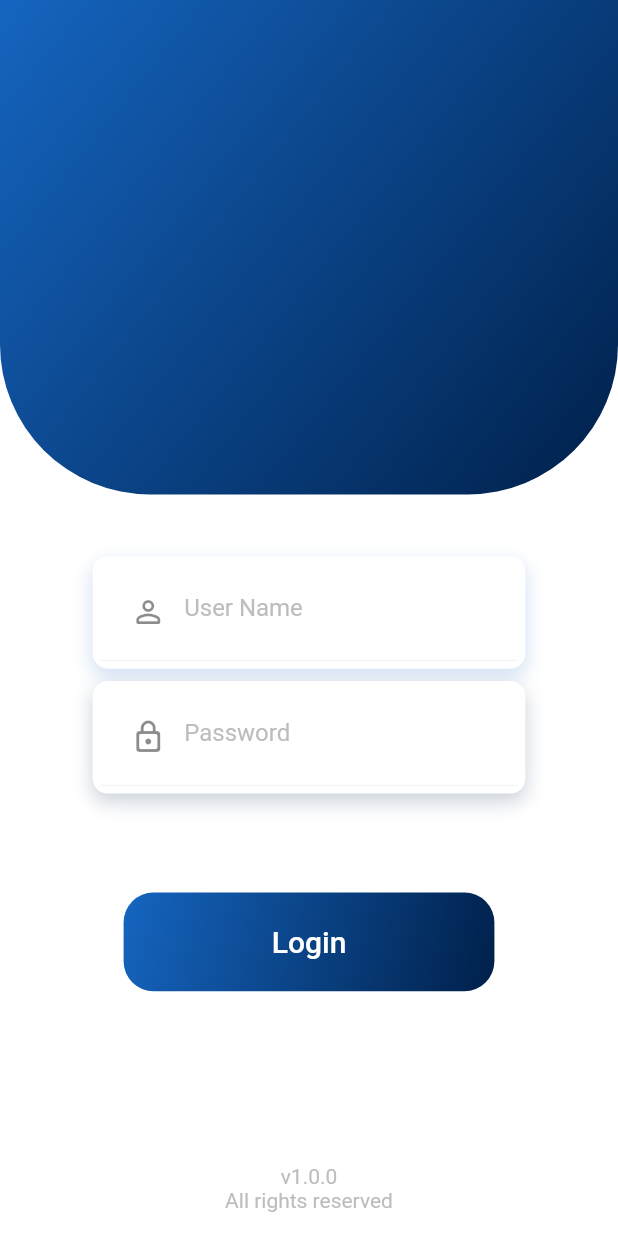
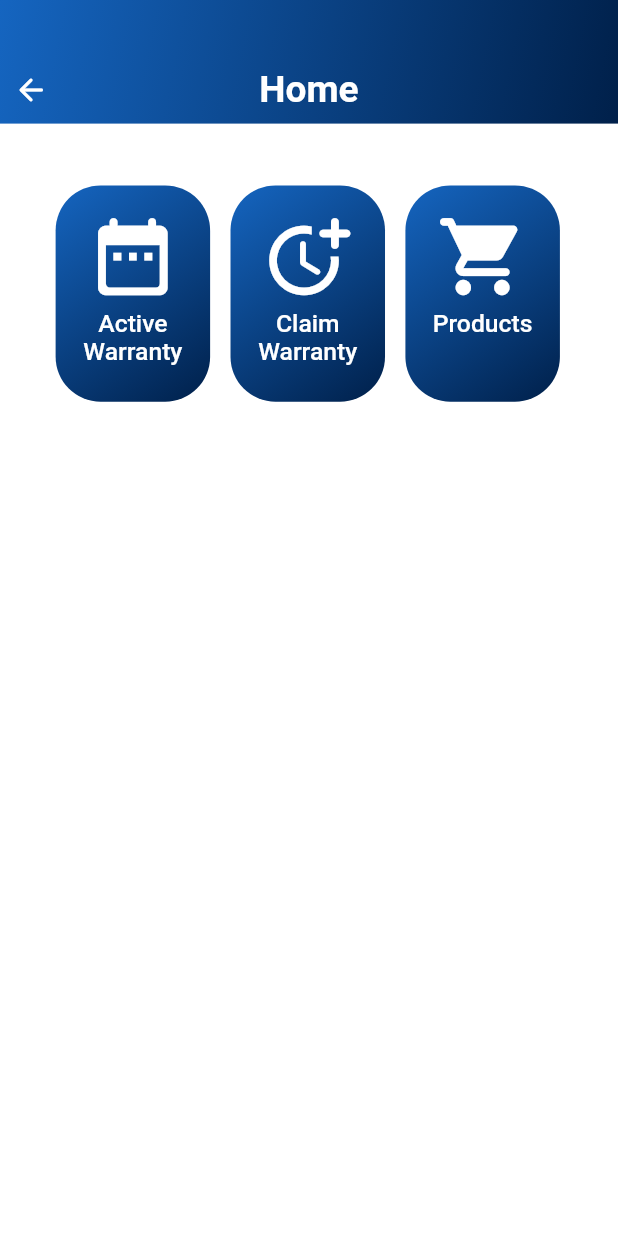
Before and after one commit to VisithaRukshan/warranty_tracking_system, a Flutter app: the screen it shows after launch, after a tap on "Login", on a phone screen of 412 x 824 dp. Run offline on Flutter 3.47's test engine with Material 2 defaults, Android fonts, the phone set to English and light mode, and no system bars.

Commit message:
home page UI done

```diff
--- a/lib/support/colors.dart
+++ b/lib/support/colors.dart
@@ -8,3 +8,4 @@ Color gray400 = const Color(0xFFBDBDBD);
 Color gray600 = const Color(0xFF757575);
 Color blue800 = const Color(0xFF1565C0);
 Color darkblue = const Color(0xFF00204A);
+Color white =  const Color(0xFFFFFFFF);
--- /dev/null
+++ b/lib/support/global.dart
@@ -0,0 +1 @@
+var titleBarText = '';
--- /dev/null
+++ b/lib/view/home.dart
@@ -0,0 +1,224 @@
+import 'package:flutter/material.dart';
+import 'package:warranty_tracking_system/support/colors.dart';
+import 'package:warranty_tracking_system/support/global.dart';
+
+class HomeView extends StatefulWidget {
+  const HomeView({Key? key}) : super(key: key);
+
+  @override
+  _HomeViewState createState() => _HomeViewState();
+}
+
+class _HomeViewState extends State<HomeView> {
+  @override
+  Widget build(BuildContext context) {
+    var size = MediaQuery.of(context).size;
+    return Scaffold(
+      backgroundColor: Colors.white,
+      body: Column(
+        children: <Widget>[
+          Container(
+            height: size.height * 0.1,
+            decoration: BoxDecoration(
+              gradient: LinearGradient(
+                colors: [blue800, darkblue],
+                begin: Alignment.topLeft,
+                end: Alignment.bottomRight,
+              ),
+            ),
+            child: Padding(
+              padding: EdgeInsets.only(top: size.height * 0.045),
+              child: Row(
+                children: [
+                  SizedBox(
+                    width: size.width * 0.1,
+                    height: size.height * 0.05,
+                    child: IconButton(
+                      icon: Icon(
+                        Icons.arrow_back_rounded,
+                        color: white,
+                      ),
+                      onPressed: () {},
+                    ),
+                  ),
+                  Expanded(
+                    child: SizedBox(
+                      height: size.height * 0.05,
+                      child: Center(
+                        child: Text(
+                          titleBarText,
+                          style: TextStyle(
+                            color: white,
+                            fontSize: size.height * 0.03,
+                            fontWeight: FontWeight.w600,
+                          ),
+                        ),
+                      ),
+                    ),
+                  ),
+                  SizedBox(
+                    width: size.width * 0.1,
+                    height: size.height * 0.05,
+                  ),
+                ],
+              ),
+            ),
+          ),
+          SizedBox(
+            height: size.height * 0.05,
+          ),
+          Expanded(
+            child: SingleChildScrollView(
+              child: Column(
+                children: [
+                  Padding(
+                    padding: EdgeInsets.only(
+                      right: size.width * 0.09,
+                      left: size.width * 0.09,
+                    ),
+                    child: Row(
+                      children: [
+                        GestureDetector(
+                          onTap: () {
+                            titleBarText = 'Active Warranty';
+                            print("Tapped 01");
+                          },
+                          child: Container(
+                            height: size.height * 0.175,
+                            width: size.width * 0.25,
+                            decoration: BoxDecoration(
+                              gradient: LinearGradient(
+                                colors: [blue800, darkblue],
+                                begin: Alignment.topLeft,
+                                end: Alignment.bottomRight,
+                              ),
+                              borderRadius: BorderRadius.circular(30),
+                            ),
+                            child: Padding(
+                              padding: EdgeInsets.only(top: size.height * 0.02),
+                              child: Column(
+                                children: [
+                                  Icon(
+                                    Icons.date_range_rounded,
+                                    size: size.height * 0.075,
+                                    color: white,
+                                  ),
+                                  SizedBox(
+                                    height: size.height * 0.005,
+                                  ),
+                                  Text(
+                                    'Active\nWarranty',
+                                    style: TextStyle(
+                                      color: white,
+                                      fontSize: size.height * 0.02,
+                                      fontWeight: FontWeight.w500,
+                                    ),
+                                    textAlign: TextAlign.center,
+                                  ),
+                                ],
+                              ),
+                            ),
+                          ),
+                        ),
+                        SizedBox(
+                          width: size.width * 0.033,
+                        ),
+                        GestureDetector(
+                          onTap: () {
+                            titleBarText = 'Claim Warranty';
+                            print("Tapped 02");
+                          },
+                          child: Container(
+                            height: size.height * 0.175,
+                            width: size.width * 0.25,
+                            decoration: BoxDecoration(
+                              gradient: LinearGradient(
+                                colors: [blue800, darkblue],
+                                begin: Alignment.topLeft,
+                                end: Alignment.bottomRight,
+                              ),
+                              borderRadius: BorderRadius.circular(30),
+                            ),
+                            child: Padding(
+                              padding: EdgeInsets.only(top: size.height * 0.02),
+                              child: Column(
+                                children: [
+                                  Icon(
+                                    Icons.more_time_rounded,
+                                    size: size.height * 0.075,
+                                    color: white,
+                                  ),
+                                  SizedBox(
+                                    height: size.height * 0.005,
+                                  ),
+                                  Text(
+                                    'Claim\nWarranty',
+                                    style: TextStyle(
+                                      color: white,
+                                      fontSize: size.height * 0.02,
+                                      fontWeight: FontWeight.w500,
+                                    ),
+                                    textAlign: TextAlign.center,
+                                  ),
+                                ],
+                              ),
+                            ),
+                          ),
+                        ),
+                        SizedBox(
+                          width: size.width * 0.033,
+                        ),
+                        GestureDetector(
+                          onTap: () {
+                            titleBarText = 'Products';
+                            print("Tapped 03");
+                          },
+                          child: Container(
+                            height: size.height * 0.175,
+                            width: size.width * 0.25,
+                            decoration: BoxDecoration(
+                              gradient: LinearGradient(
+                                colors: [blue800, darkblue],
+                                begin: Alignment.topLeft,
+                                end: Alignment.bottomRight,
+                              ),
+                              borderRadius: BorderRadius.circular(30),
+                            ),
+                            child: Padding(
+                              padding: EdgeInsets.only(top: size.height * 0.02),
+                              child: Column(
+                                children: [
+                                  Icon(
+                                    Icons.local_grocery_store_rounded,
+                                    size: size.height * 0.075,
+                                    color: white,
+                                  ),
+                                  SizedBox(
+                                    height: size.height * 0.005,
+                                  ),
+                                  Text(
+                                    'Products',
+                                    style: TextStyle(
+                                      color: white,
+                                      fontSize: size.height * 0.02,
+                                      fontWeight: FontWeight.w500,
+                                    ),
+                                    textAlign: TextAlign.center,
+                                  ),
+                                ],
+                              ),
+                            ),
+                          ),
+                        ),
+                      ],
+                    ),
+                  )
+                ],
+              ),
+            ),
+          ),
+        ],
+      ),
+    );
+  }
+}
--- a/lib/view/login_view.dart
+++ b/lib/view/login_view.dart
@@ -1,5 +1,7 @@
 import 'package:flutter/material.dart';
 import 'package:warranty_tracking_system/support/colors.dart';
+import 'package:warranty_tracking_system/support/global.dart';
+import 'package:warranty_tracking_system/view/home.dart';
 
 class LoginView extends StatefulWidget {
   const LoginView({Key? key}) : super(key: key);
@@ -148,7 +150,11 @@ class _LoginViewState extends State<LoginView> {
                                 ),
                               ),
                               onTap: () {
-
+                                titleBarText = 'Home';
+                                Navigator.push(
+                                  context,
+                                  MaterialPageRoute(builder: (context) => const HomeView()),
+                                );
                               },
                             ),
                           ),
```
